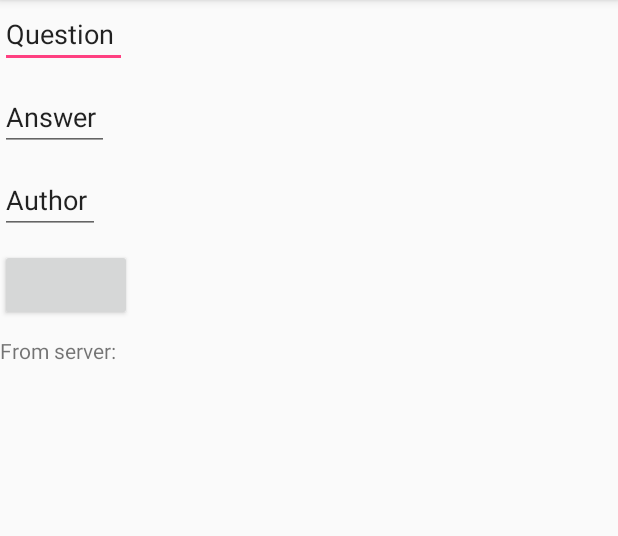
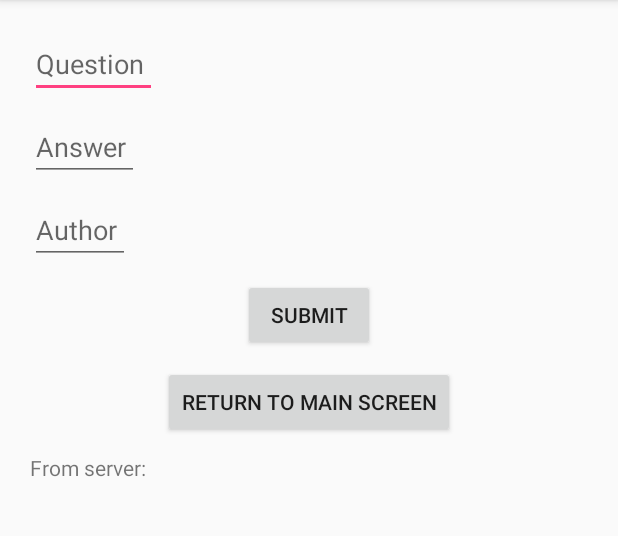
Before and after one commit to cmmaalouf/Smarty-Smart-Sticks, an Android app: the ServerActivity screen opened directly, with no data from a screen before it, on a phone screen of 412 x 824 dp, the part 84-620 px from its top. Run offline under Robolectric (Android 15) with nearby library versions, the phone set to English and light mode, and no system bars.

Commit message:
getting there

```diff
--- a/app/src/main/java/com/example/chiara/trythis/ServerTask.java
+++ b/app/src/main/java/com/example/chiara/trythis/ServerTask.java
@@ -29,8 +29,6 @@ public class ServerTask extends AsyncTask<String, Void, String> {
 
     public String doInBackground( String... urls )
     {
-
-        Log.w("MA", "Question: " + question + " Answer: " + answer + " Author: " + author);
         String result = "";
         try
         {
--- a/app/src/main/res/layout/activity_server.xml
+++ b/app/src/main/res/layout/activity_server.xml
@@ -10,7 +10,9 @@
     <EditText
         android:layout_width="wrap_content"
         android:layout_height="wrap_content"
-        android:text="Question "
+        android:layout_marginLeft="20dp"
+        android:layout_marginTop="20dp"
+        android:hint="Question "
         android:id="@+id/question"
         />
 
@@ -18,8 +20,9 @@
         android:layout_width="wrap_content"
         android:layout_height="wrap_content"
         android:id="@+id/answer"
+        android:layout_marginLeft="20dp"
         android:layout_below="@id/question"
-        android:text="Answer "
+        android:hint="Answer "
         android:layout_marginTop="10dp"
         />
 
@@ -28,7 +31,8 @@
         android:layout_height="wrap_content"
         android:id="@+id/author"
         android:layout_below="@id/answer"
-        android:text="Author "
+        android:layout_marginLeft="20dp"
+        android:hint="Author "
         android:layout_marginTop="10dp"
         />
 
@@ -36,9 +40,22 @@
         android:layout_width="wrap_content"
         android:layout_height="wrap_content"
         android:id="@+id/button"
+        android:layout_centerHorizontal="true"
         android:layout_marginTop="10dp"
         android:layout_below="@id/author"
         android:onClick="serverComm"
+        android:text="Submit"
+        />
+
+    <Button
+        android:layout_width="wrap_content"
+        android:layout_height="wrap_content"
+        android:id="@+id/returnbutton"
+        android:layout_centerHorizontal="true"
+        android:layout_marginTop="10dp"
+        android:layout_below="@id/button"
+        android:onClick="goback"
+        android:text="Return to Main Screen"
         />
 
 
@@ -46,8 +63,9 @@
         android:layout_width="wrap_content"
         android:layout_height="wrap_content"
         android:text="From server: "
+        android:layout_marginLeft="20dp"
         android:id="@+id/all"
-        android:layout_below="@id/button"
+        android:layout_below="@id/returnbutton"
         android:layout_marginTop="10dp"
         />
 
```
Also changed, not shown: app/src/main/java/com/example/chiara/trythis/ServerActivity.java (+28 -2 lines), app/src/main/res/layout/activity_game.xml (+13 -13 lines).
